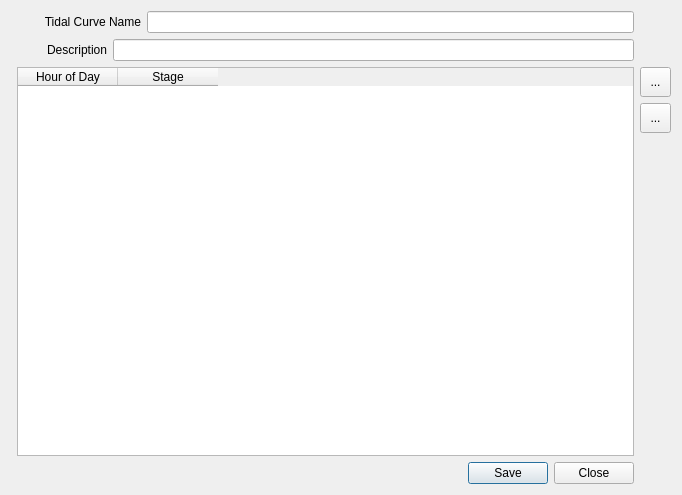
First picture: the form in flo2d/ui/storm_drain_outfall_tidal_curve.ui, repository FLO-2DSoftware/qgis-flo-2d-plugin, before the edit.
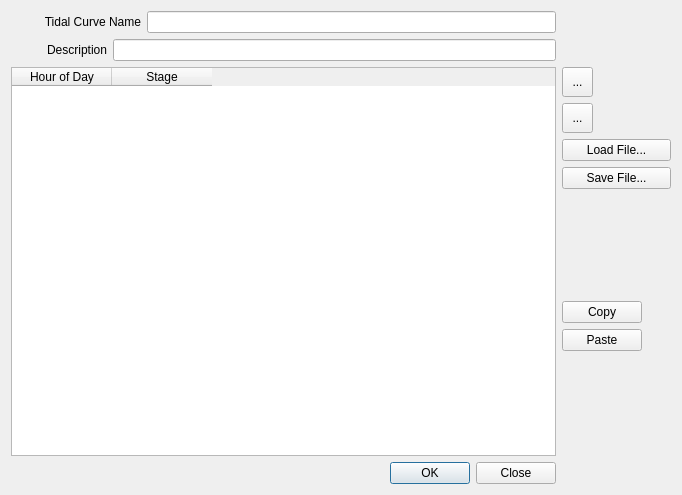
Second picture: the form after the edit. Icons and pictures are not drawn.

Commit message:
Add load and save external files to outfall tidal dialog (#919)
* Outfalls tidal dialog: save table to file

* Outfall tidal data: 'Load..." and "Save.." file options added

* Add copy functionality to table in Outfalls Tidal Curve

* Outfall tidal dialog: 'Copy" and "Paste" functionality added

---------

The edit to the form file:
```diff
--- a/flo2d/ui/storm_drain_outfall_tidal_curve.ui
+++ b/flo2d/ui/storm_drain_outfall_tidal_curve.ui
@@ -38,7 +38,7 @@
    <bool>true</bool>
   </property>
   <layout class="QGridLayout" name="gridLayout">
-   <item row="0" column="0" colspan="2">
+   <item row="0" column="0">
     <layout class="QHBoxLayout" name="horizontalLayout_2">
      <property name="sizeConstraint">
       <enum>QLayout::SetMinimumSize</enum>
@@ -110,7 +110,7 @@
      </item>
     </layout>
    </item>
-   <item row="1" column="0" colspan="2">
+   <item row="1" column="0">
     <layout class="QHBoxLayout" name="horizontalLayout_3">
      <property name="sizeConstraint">
       <enum>QLayout::SetMinimumSize</enum>
@@ -182,8 +182,8 @@
      </item>
     </layout>
    </item>
-   <item row="2" column="1">
-    <widget class="QTableWidget" name="outflow_tidal_curve_tblw">
+   <item row="2" column="0">
+    <widget class="QTableWidget" name="outfall_tidal_curve_tblw">
      <property name="sizePolicy">
       <sizepolicy hsizetype="MinimumExpanding" vsizetype="Expanding">
        <horstretch>0</horstretch>
@@ -202,6 +202,9 @@
      <property name="editTriggers">
       <set>QAbstractItemView::AllEditTriggers</set>
      </property>
+     <property name="alternatingRowColors">
+      <bool>false</bool>
+     </property>
      <property name="selectionMode">
       <enum>QAbstractItemView::SingleSelection</enum>
      </property>
@@ -226,8 +229,8 @@
      </column>
     </widget>
    </item>
-   <item row="2" column="2">
-    <layout class="QVBoxLayout" name="verticalLayout_9">
+   <item row="2" column="1">
+    <layout class="QVBoxLayout" name="verticalLayout">
      <item>
       <widget class="QToolButton" name="add_tidal_data_btn">
        <property name="minimumSize">
@@ -292,6 +295,20 @@
        </property>
       </widget>
      </item>
+     <item>
+      <widget class="QPushButton" name="load_tidal_btn">
+       <property name="text">
+        <string>Load File...</string>
+       </property>
+      </widget>
+     </item>
+     <item>
+      <widget class="QPushButton" name="save_tidal_btn">
+       <property name="text">
+        <string>Save File...</string>
+       </property>
+      </widget>
+     </item>
      <item>
       <spacer name="verticalSpacer_6">
        <property name="orientation">
@@ -299,21 +316,68 @@
        </property>
        <property name="sizeHint" stdset="0">
         <size>
-         <width>20</width>
-         <height>98</height>
+         <width>17</width>
+         <height>70</height>
+        </size>
+       </property>
+      </spacer>
+     </item>
+     <item>
+      <widget class="QPushButton" name="copy_btn">
+       <property name="sizePolicy">
+        <sizepolicy hsizetype="Fixed" vsizetype="Fixed">
+         <horstretch>0</horstretch>
+         <verstretch>0</verstretch>
+        </sizepolicy>
+       </property>
+       <property name="text">
+        <string>Copy</string>
+       </property>
+       <property name="icon">
+        <iconset>
+         <normaloff>../img/copy.svg</normaloff>../img/copy.svg</iconset>
+       </property>
+      </widget>
+     </item>
+     <item>
+      <widget class="QPushButton" name="paste_btn">
+       <property name="sizePolicy">
+        <sizepolicy hsizetype="Fixed" vsizetype="Fixed">
+         <horstretch>0</horstretch>
+         <verstretch>0</verstretch>
+        </sizepolicy>
+       </property>
+       <property name="text">
+        <string>Paste</string>
+       </property>
+       <property name="icon">
+        <iconset>
+         <normaloff>../img/paste.svg</normaloff>../img/paste.svg</iconset>
+       </property>
+      </widget>
+     </item>
+     <item>
+      <spacer name="verticalSpacer">
+       <property name="orientation">
+        <enum>Qt::Vertical</enum>
+       </property>
+       <property name="sizeHint" stdset="0">
+        <size>
+         <width>109</width>
+         <height>13</height>
         </size>
        </property>
       </spacer>
      </item>
     </layout>
    </item>
-   <item row="3" column="1">
+   <item row="3" column="0">
     <widget class="QDialogButtonBox" name="tidal_curve_buttonBox">
      <property name="orientation">
       <enum>Qt::Horizontal</enum>
      </property>
      <property name="standardButtons">
-      <set>QDialogButtonBox::Close|QDialogButtonBox::Save</set>
+      <set>QDialogButtonBox::Close|QDialogButtonBox::Ok</set>
      </property>
     </widget>
    </item>
```
Left out of the diff: 4 changed lines with no effect on the pictures. The commit also changes 3 other files.
